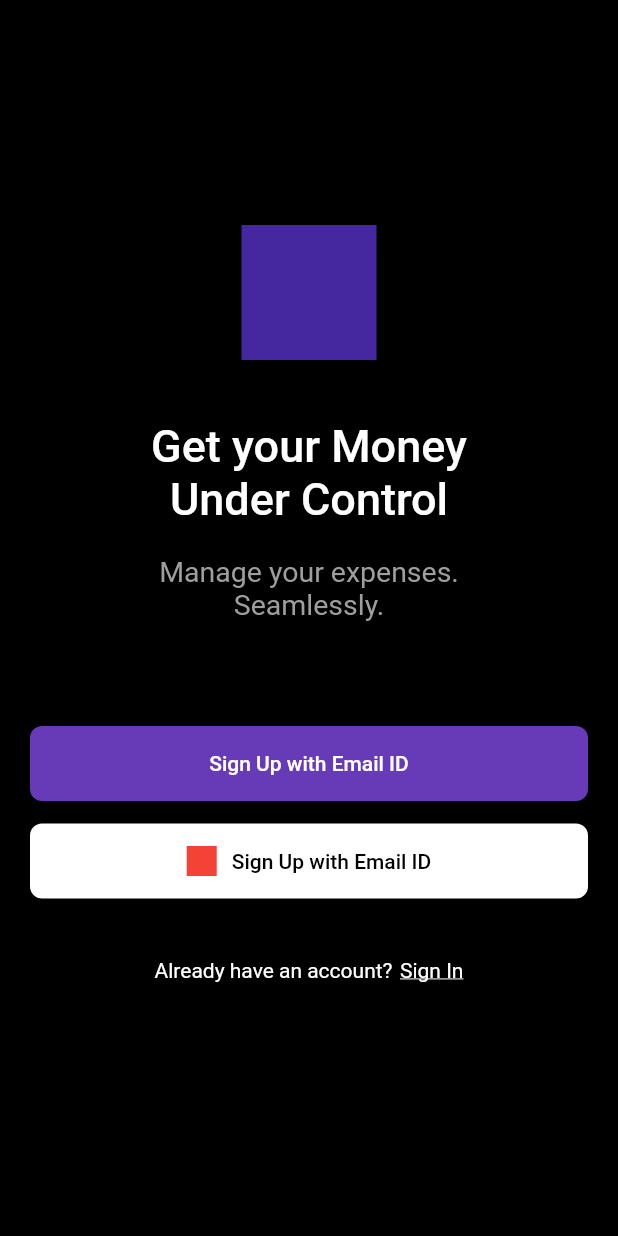
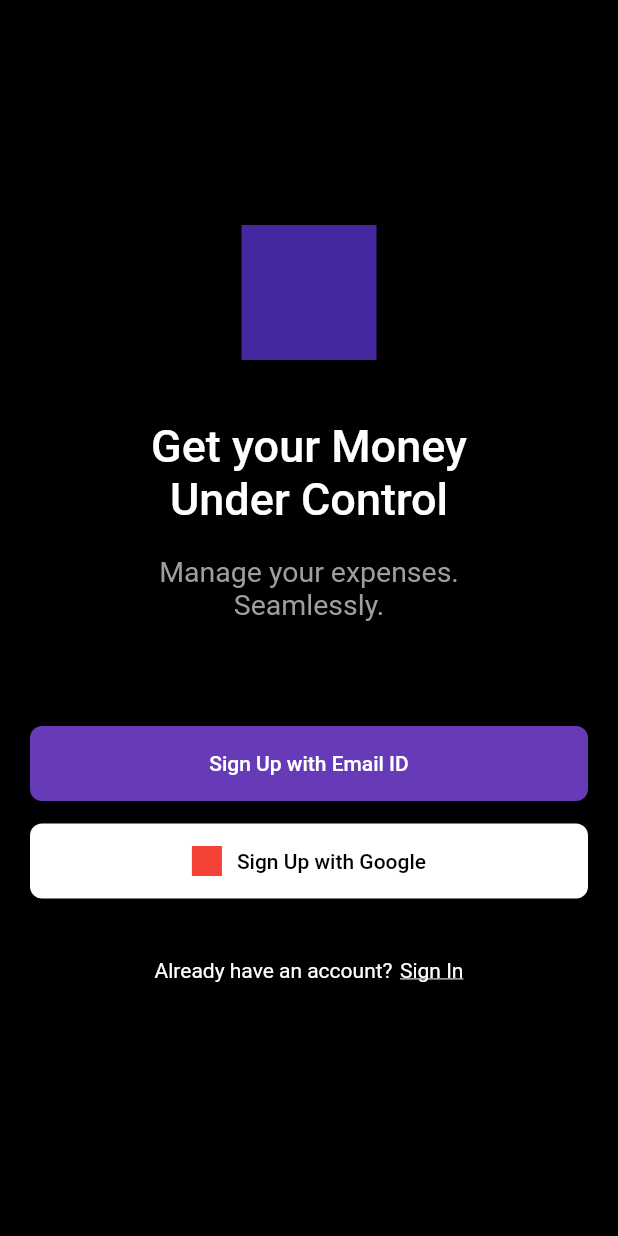
Before and after one commit to Paulo-Gouvea/mockup_01_flutter, a Flutter app: the screen it shows after launch, on a phone screen of 412 x 824 dp. Run offline on Flutter 3.47's test engine with Material 2 defaults, Android fonts, the phone set to English and light mode, and no system bars.

Commit message:
fix: fixing google button text

```diff
--- a/lib/shared/components/google_button/google_button.dart
+++ b/lib/shared/components/google_button/google_button.dart
@@ -23,7 +23,7 @@ class GoogleButton extends StatelessWidget {
               margin: const EdgeInsets.only(right: 10),
             ),
             const Text(
-              'Sign Up with Email ID',
+              'Sign Up with Google',
               style: TextStyle(
                 color: Colors.black,
                 fontWeight: FontWeight.w500
```
